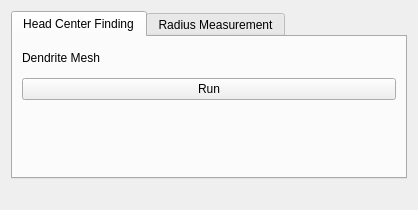
The window that mainformdsb.ui (AlexanderJCS/dsb-plugin) describes before a commit, drawn with Qt 5.
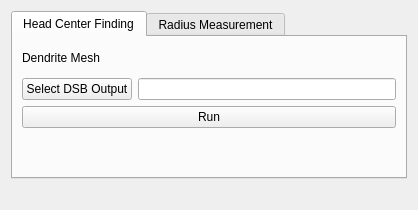
The same window after the commit. Custom widgets are drawn as their Qt base class.

Commit message: add dsb output selection

The edit to the form file:
```diff
--- a/mainformdsb.ui
+++ b/mainformdsb.ui
@@ -67,6 +67,16 @@
            </property>
           </widget>
          </item>
+         <item row="1" column="0">
+          <widget class="QPushButton" name="btn_select_dsb_output">
+           <property name="text">
+            <string>Select DSB Output</string>
+           </property>
+          </widget>
+         </item>
+         <item row="1" column="1">
+          <widget class="QLineEdit" name="line_dsb_output"/>
+         </item>
         </layout>
        </item>
        <item>
```
The commit also changes 5 other files.
